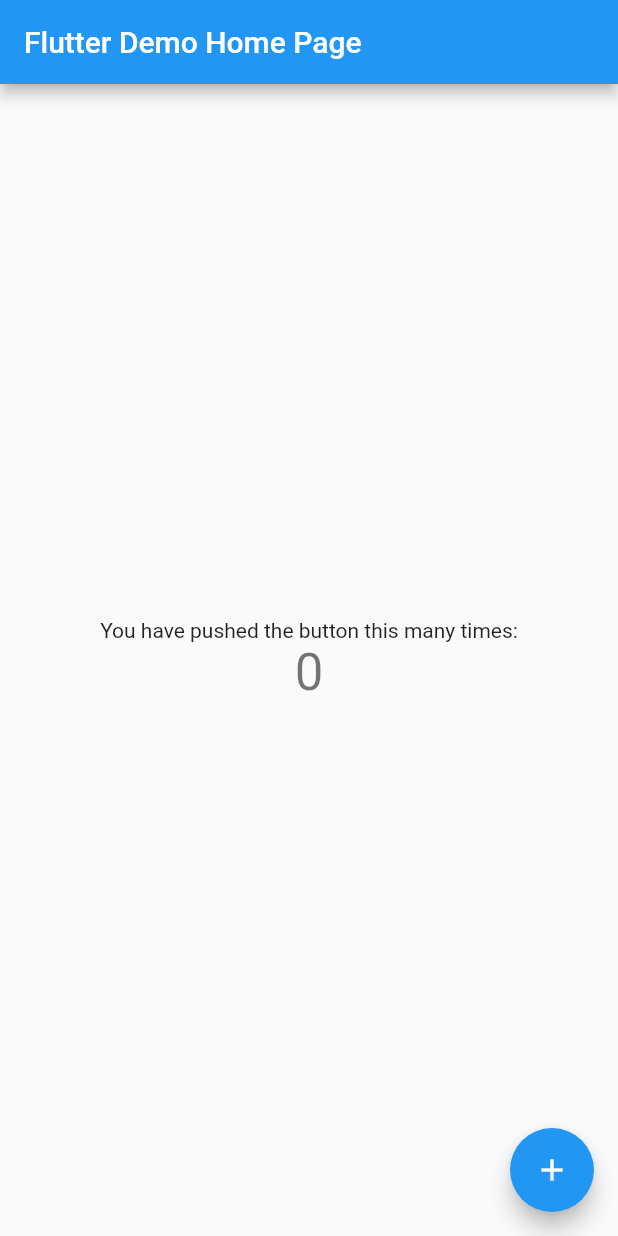
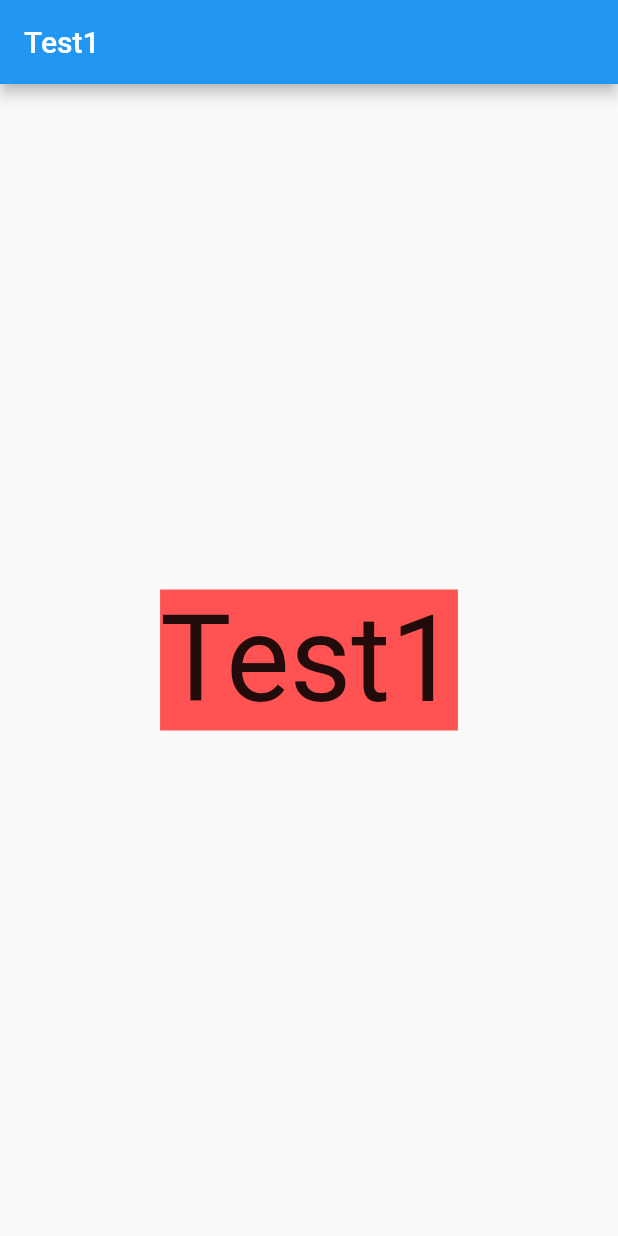
Before and after one commit to adShoheiTerashima/flutter-hello-world, a Flutter app: the screen it shows after launch, on a phone screen of 412 x 824 dp. Run offline on Flutter 3.47's test engine with Material 2 defaults, Android fonts, the phone set to English and light mode, and no system bars.

Commit message:
add: page

```diff
--- a/lib/main.dart
+++ b/lib/main.dart
@@ -1,4 +1,8 @@
+import 'package:flutter/foundation.dart';
 import 'package:flutter/material.dart';
+import 'package:hello_world/test_page_1.dart';
+import 'package:hello_world/test_page_2.dart';
+import 'package:hello_world/test_page_3.dart';
 
 void main() {
   runApp(const MyApp());
@@ -13,15 +17,6 @@ class MyApp extends StatelessWidget {
     return MaterialApp(
       title: 'Flutter Demo',
       theme: ThemeData(
-        // This is the theme of your application.
-        //
-        // Try running your application with "flutter run". You'll see the
-        // application has a blue toolbar. Then, without quitting the app, try
-        // changing the primarySwatch below to Colors.green and then invoke
-        // "hot reload" (press "r" in the console where you ran "flutter run",
-        // or simply save your changes to "hot reload" in a Flutter IDE).
-        // Notice that the counter didn't reset back to zero; the application
-        // is not restarted.
         primarySwatch: Colors.blue,
       ),
       home: const MyHomePage(title: 'Flutter Demo Home Page'),
@@ -31,85 +26,49 @@ class MyApp extends StatelessWidget {
 
 class MyHomePage extends StatefulWidget {
   const MyHomePage({Key? key, required this.title}) : super(key: key);
-
-  // This widget is the home page of your application. It is stateful, meaning
-  // that it has a State object (defined below) that contains fields that affect
-  // how it looks.
-
-  // This class is the configuration for the state. It holds the values (in this
-  // case the title) provided by the parent (in this case the App widget) and
-  // used by the build method of the State. Fields in a Widget subclass are
-  // always marked "final".
-
   final String title;
 
   @override
-  State<MyHomePage> createState() => _MyHomePageState();
+  _MyHomePageState createState() => _MyHomePageState();
+  // State<MyHomePage> createState() => _MyHomePageState();
 }
 
 class _MyHomePageState extends State<MyHomePage> {
-  int _counter = 0;
+  late final PageController _pageController;
+  int _selectedIndex = 0;
 
-  void _incrementCounter() {
+  // ボトムメニューの遷移先画面
+  final _pages = [
+    TestPage1(),
+    TestPage2(),
+    TestPage3(),
+  ];
+  @override
+  void initState() {
+    super.initState();
+    _pageController = PageController(initialPage: _selectedIndex);
+  }
+
+  @override
+  void dispose() {
+    super.dispose();
+    _pageController.dispose();
+  }
+
+  void _onPageChanged(int index) {
     setState(() {
-      // This call to setState tells the Flutter framework that something has
-      // changed in this State, which causes it to rerun the build method below
-      // so that the display can reflect the updated values. If we changed
-      // _counter without calling setState(), then the build method would not be
-      // called again, and so nothing would appear to happen.
-      _counter++;
+      _selectedIndex = index;
     });
   }
 
   @override
   Widget build(BuildContext context) {
-    // This method is rerun every time setState is called, for instance as done
-    // by the _incrementCounter method above.
-    //
-    // The Flutter framework has been optimized to make rerunning build methods
-    // fast, so that you can just rebuild anything that needs updating rather
-    // than having to individually change instances of widgets.
+    //return LoginPage();
+
     return Scaffold(
-      appBar: AppBar(
-        // Here we take the value from the MyHomePage object that was created by
-        // the App.build method, and use it to set our appbar title.
-        title: Text(widget.title),
-      ),
-      body: Center(
-        // Center is a layout widget. It takes a single child and positions it
-        // in the middle of the parent.
-        child: Column(
-          // Column is also a layout widget. It takes a list of children and
-          // arranges them vertically. By default, it sizes itself to fit its
-          // children horizontally, and tries to be as tall as its parent.
-          //
-          // Invoke "debug painting" (press "p" in the console, choose the
-          // "Toggle Debug Paint" action from the Flutter Inspector in Android
-          // Studio, or the "Toggle Debug Paint" command in Visual Studio Code)
-          // to see the wireframe for each widget.
-          //
-          // Column has various properties to control how it sizes itself and
-          // how it positions its children. Here we use mainAxisAlignment to
-          // center the children vertically; the main axis here is the vertical
-          // axis because Columns are vertical (the cross axis would be
-          // horizontal).
-          mainAxisAlignment: MainAxisAlignment.center,
-          children: <Widget>[
-            const Text(
-              'You have pushed the button this many times:',
-            ),
-            Text(
-              '$_counter',
-              style: Theme.of(context).textTheme.headline4,
-            ),
-          ],
-        ),
-      ),
-      floatingActionButton: FloatingActionButton(
-        onPressed: _incrementCounter,
-        tooltip: 'Increment',
-        child: const Icon(Icons.add),
-      ), // This trailing comma makes auto-formatting nicer for build methods.
-    );
+        body: PageView(
+            controller: _pageController,
+            onPageChanged: _onPageChanged,
+            children: _pages));
   }
 }
--- /dev/null
+++ b/lib/test_page_1.dart
@@ -0,0 +1,17 @@
+import 'package:flutter/material.dart';
+
+class TestPage1 extends StatelessWidget {
+  const TestPage1({Key? key}) : super(key: key);
+
+  @override
+  Widget build(BuildContext context) {
+    return Scaffold(
+        appBar: AppBar(
+          title: const Text("Test1"),
+        ),
+        body: Center(
+            child: Container(
+                color: Colors.redAccent,
+                child: const Text("Test1", style: TextStyle(fontSize: 80)))));
+  }
+}
```
Also changed, not shown: lib/test_page_2.dart (added, +17 -0 lines), lib/test_page_3.dart (added, +17 -0 lines).
